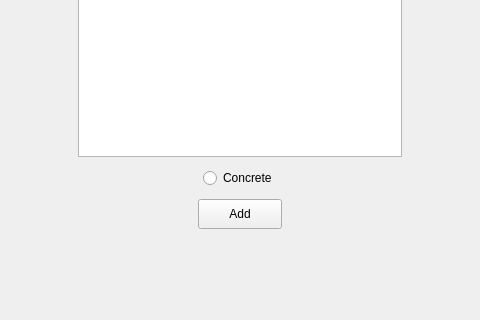
Tiane-Maestas/Torg, file Torg/torg.ui: the form before one commit; both pictures show x 263 to 743 and y 333 to 653 of the 1006 by 653 pixel window.
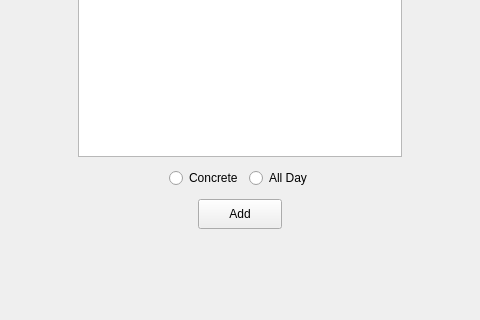
The form after the commit. The open tabs and pages were chosen to show the change.

```diff
--- a/Torg/torg.ui
+++ b/Torg/torg.ui
@@ -3034,6 +3034,13 @@
             </property>
            </widget>
           </item>
+          <item>
+           <widget class="QRadioButton" name="radioButton">
+            <property name="text">
+             <string>All Day</string>
+            </property>
+           </widget>
+          </item>
           <item>
            <spacer name="horizontalSpacer_9">
             <property name="orientation">
```
Left out of the diff: 2 changed lines with no effect on the pictures.
